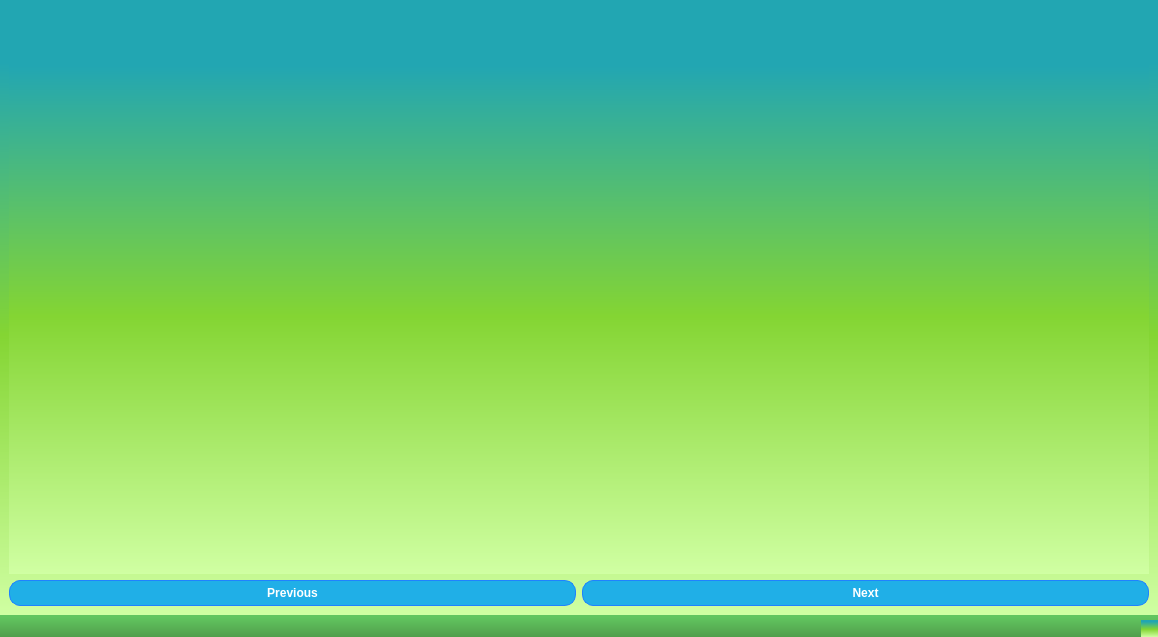
Qt form Integration_Ehealth/mainwindow.ui (khalil-ch/E-Health_2A1) before a commit.
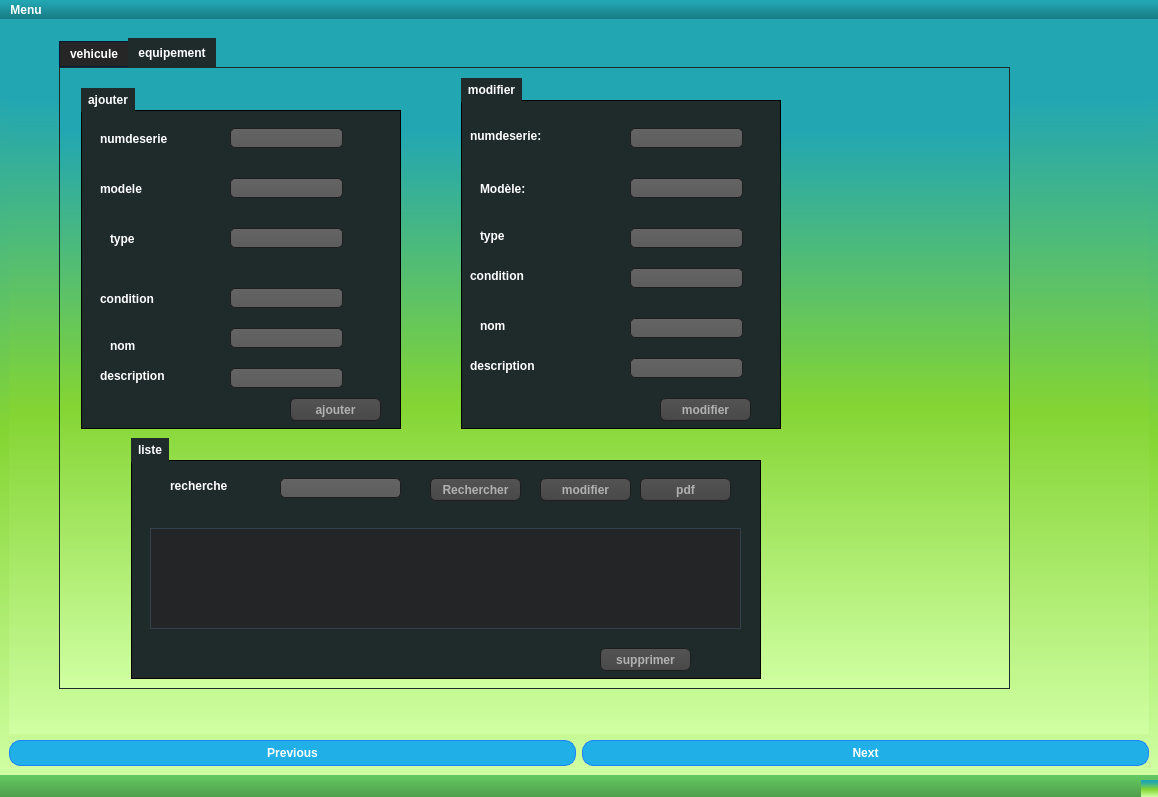
The same form after that commit. The open tabs and pages were chosen to show the change. Icons and pictures are not drawn.

```diff
--- a/Integration_Ehealth/mainwindow.ui
+++ b/Integration_Ehealth/mainwindow.ui
@@ -7,7 +7,7 @@
     <x>0</x>
     <y>0</y>
     <width>1158</width>
-    <height>637</height>
+    <height>797</height>
    </rect>
   </property>
   <property name="windowTitle">
@@ -7948,7 +7948,1304 @@
           </widget>
          </widget>
         </widget>
-        <widget class="QWidget" name="page_6"/>
+        <widget class="QWidget" name="page_6">
+         <widget class="QTabWidget" name="tabWidgetVeh">
+          <property name="geometry">
+           <rect>
+            <x>50</x>
+            <y>10</y>
+            <width>951</width>
+            <height>651</height>
+           </rect>
+          </property>
+          <property name="currentIndex">
+           <number>1</number>
+          </property>
+          <widget class="QWidget" name="tab_14">
+           <attribute name="title">
+            <string>vehicule</string>
+           </attribute>
+           <widget class="QGroupBox" name="groupBox_20">
+            <property name="geometry">
+             <rect>
+              <x>10</x>
+              <y>20</y>
+              <width>311</width>
+              <height>251</height>
+             </rect>
+            </property>
+            <property name="title">
+             <string>ajouter</string>
+            </property>
+            <widget class="QLabel" name="label_47">
+             <property name="geometry">
+              <rect>
+               <x>10</x>
+               <y>30</y>
+               <width>55</width>
+               <height>16</height>
+              </rect>
+             </property>
+             <property name="text">
+              <string>nom</string>
+             </property>
+            </widget>
+            <widget class="QLabel" name="label_49">
+             <property name="geometry">
+              <rect>
+               <x>10</x>
+               <y>60</y>
+               <width>55</width>
+               <height>16</height>
+              </rect>
+             </property>
+             <property name="text">
+              <string>modele</string>
+             </property>
+            </widget>
+            <widget class="QLabel" name="label_50">
+             <property name="geometry">
+              <rect>
+               <x>10</x>
+               <y>100</y>
+               <width>55</width>
+               <height>16</height>
+              </rect>
+             </property>
+             <property name="text">
+              <string>categorie</string>
+             </property>
+            </widget>
+            <widget class="QLabel" name="label_51">
+             <property name="geometry">
+              <rect>
+               <x>10</x>
+               <y>140</y>
+               <width>91</width>
+               <height>16</height>
+              </rect>
+             </property>
+             <property name="text">
+              <string>desinfectation</string>
+             </property>
+            </widget>
+            <widget class="QComboBox" name="categorie">
+             <property name="geometry">
+              <rect>
+               <x>180</x>
+               <y>100</y>
+               <width>51</width>
+               <height>22</height>
+              </rect>
+             </property>
+            </widget>
+            <widget class="QComboBox" name="desinfectation">
+             <property name="geometry">
+              <rect>
+               <x>160</x>
+               <y>140</y>
+               <width>121</width>
+               <height>22</height>
+              </rect>
+             </property>
+            </widget>
+            <widget class="QLineEdit" name="nom">
+             <property name="geometry">
+              <rect>
+               <x>150</x>
+               <y>30</y>
+               <width>121</width>
+               <height>20</height>
+              </rect>
+             </property>
+             <property name="styleSheet">
+              <string notr="true">QLineEdit
+{
+    background-color: QLinearGradient( x1: 0, y1: 0, x2: 0, y2: 1, stop: 0 #4d4d4d, stop: 0 #646464, stop: 1 #5d5d5d);
+    padding: 1px;
+    border-style: solid;
+    border: 1px solid #1e1e1e;
+color: rgb(255, 170, 0);
+    border-radius: 5;
+}
+</string>
+             </property>
+            </widget>
+            <widget class="QLineEdit" name="modeleveh">
+             <property name="geometry">
+              <rect>
+               <x>150</x>
+               <y>60</y>
+               <width>121</width>
+               <height>20</height>
+              </rect>
+             </property>
+             <property name="styleSheet">
+              <string notr="true">QLineEdit
+{
+    background-color: QLinearGradient( x1: 0, y1: 0, x2: 0, y2: 1, stop: 0 #4d4d4d, stop: 0 #646464, stop: 1 #5d5d5d);
+    padding: 1px;
+    border-style: solid;
+    border: 1px solid #1e1e1e;
+color: rgb(255, 170, 0);
+    border-radius: 5;
+}
+</string>
+             </property>
+            </widget>
+            <widget class="QLineEdit" name="DESC">
+             <property name="geometry">
+              <rect>
+               <x>160</x>
+               <y>190</y>
+               <width>121</width>
+               <height>20</height>
+              </rect>
+             </property>
+             <property name="styleSheet">
+              <string notr="true">QLineEdit
+{
+    background-color: QLinearGradient( x1: 0, y1: 0, x2: 0, y2: 1, stop: 0 #4d4d4d, stop: 0 #646464, stop: 1 #5d5d5d);
+    padding: 1px;
+    border-style: solid;
+    border: 1px solid #1e1e1e;
+color: rgb(255, 170, 0);
+    border-radius: 5;
+}
+</string>
+             </property>
+            </widget>
+            <widget class="QLabel" name="label_52">
+             <property name="geometry">
+              <rect>
+               <x>10</x>
+               <y>190</y>
+               <width>81</width>
+               <height>16</height>
+              </rect>
+             </property>
+             <property name="text">
+              <string>description</string>
+             </property>
+            </widget>
+            <widget class="QPushButton" name="Add_veh">
+             <property name="geometry">
+              <rect>
+               <x>180</x>
+               <y>220</y>
+               <width>71</width>
+               <height>23</height>
+              </rect>
+             </property>
+             <property name="styleSheet">
+              <string notr="true">QPushButton
+{
+    color: #b1b1b1;
+    background-color: QLinearGradient( x1: 0, y1: 0, x2: 0, y2: 1, stop: 0 #565656, stop: 0.1 #525252, stop: 0.5 #4e4e4e, stop: 0.9 #4a4a4a, stop: 1 #464646);
+    border-width: 1px;
+    border-color: #1e1e1e;
+    border-style: solid;
+    border-radius: 6;
+    padding: 3px;
+    font-size: 12px;
+    padding-left: 5px;
+    padding-right: 5px;
+}
+
+QPushButton:pressed
+{
+    background-color: QLinearGradient( x1: 0, y1: 0, x2: 0, y2: 1, stop: 0 #2d2d2d, stop: 0.1 #2b2b2b, stop: 0.5 #292929, stop: 0.9 #282828, stop: 1 #252525);
+}</string>
+             </property>
+             <property name="text">
+              <string>Ajouter</string>
+             </property>
+            </widget>
+           </widget>
+           <widget class="QGroupBox" name="groupBox_21">
+            <property name="geometry">
+             <rect>
+              <x>390</x>
+              <y>30</y>
+              <width>321</width>
+              <height>261</height>
+             </rect>
+            </property>
+            <property name="title">
+             <string>modifier</string>
+            </property>
+            <widget class="QComboBox" name="categorie_2">
+             <property name="geometry">
+              <rect>
+               <x>190</x>
+               <y>110</y>
+               <width>51</width>
+               <height>22</height>
+              </rect>
+             </property>
+            </widget>
+            <widget class="QLabel" name="label_53">
+             <property name="geometry">
+              <rect>
+               <x>30</x>
+               <y>180</y>
+               <width>111</width>
+               <height>21</height>
+              </rect>
+             </property>
+             <property name="text">
+              <string>Description:</string>
+             </property>
+            </widget>
+            <widget class="QComboBox" name="desinfectation_2">
+             <property name="geometry">
+              <rect>
+               <x>190</x>
+               <y>140</y>
+               <width>73</width>
+               <height>22</height>
+              </rect>
+             </property>
+            </widget>
+            <widget class="QLabel" name="label_54">
+             <property name="geometry">
+              <rect>
+               <x>30</x>
+               <y>140</y>
+               <width>91</width>
+               <height>16</height>
+              </rect>
+             </property>
+             <property name="text">
+              <string>desinfectation</string>
+             </property>
+            </widget>
+            <widget class="QLineEdit" name="nom_2">
+             <property name="geometry">
+              <rect>
+               <x>170</x>
+               <y>40</y>
+               <width>121</width>
+               <height>20</height>
+              </rect>
+             </property>
+             <property name="styleSheet">
+              <string notr="true">QLineEdit
+{
+    background-color: QLinearGradient( x1: 0, y1: 0, x2: 0, y2: 1, stop: 0 #4d4d4d, stop: 0 #646464, stop: 1 #5d5d5d);
+    padding: 1px;
+    border-style: solid;
+    border: 1px solid #1e1e1e;
+color: rgb(255, 170, 0);
+    border-radius: 5;
+}
+</string>
+             </property>
+            </widget>
+            <widget class="QLineEdit" name="modeleveh_2">
+             <property name="geometry">
+              <rect>
+               <x>170</x>
+               <y>80</y>
+               <width>121</width>
+               <height>20</height>
+              </rect>
+             </property>
+             <property name="styleSheet">
+              <string notr="true">QLineEdit
+{
+    background-color: QLinearGradient( x1: 0, y1: 0, x2: 0, y2: 1, stop: 0 #4d4d4d, stop: 0 #646464, stop: 1 #5d5d5d);
+    padding: 1px;
+    border-style: solid;
+    border: 1px solid #1e1e1e;
+color: rgb(255, 170, 0);
+    border-radius: 5;
+}
+</string>
+             </property>
+            </widget>
+            <widget class="QLineEdit" name="DESC_2">
+             <property name="geometry">
+              <rect>
+               <x>180</x>
+               <y>180</y>
+               <width>121</width>
+               <height>20</height>
+              </rect>
+             </property>
+             <property name="styleSheet">
+              <string notr="true">QLineEdit
+{
+    background-color: QLinearGradient( x1: 0, y1: 0, x2: 0, y2: 1, stop: 0 #4d4d4d, stop: 0 #646464, stop: 1 #5d5d5d);
+    padding: 1px;
+    border-style: solid;
+    border: 1px solid #1e1e1e;
+color: rgb(255, 170, 0);
+    border-radius: 5;
+}
+</string>
+             </property>
+            </widget>
+            <widget class="QLabel" name="label_55">
+             <property name="geometry">
+              <rect>
+               <x>30</x>
+               <y>110</y>
+               <width>81</width>
+               <height>16</height>
+              </rect>
+             </property>
+             <property name="text">
+              <string>categorie</string>
+             </property>
+            </widget>
+            <widget class="QLabel" name="label_56">
+             <property name="geometry">
+              <rect>
+               <x>30</x>
+               <y>80</y>
+               <width>55</width>
+               <height>16</height>
+              </rect>
+             </property>
+             <property name="text">
+              <string>modele</string>
+             </property>
+            </widget>
+            <widget class="QLabel" name="label_57">
+             <property name="geometry">
+              <rect>
+               <x>30</x>
+               <y>40</y>
+               <width>55</width>
+               <height>16</height>
+              </rect>
+             </property>
+             <property name="text">
+              <string>nom</string>
+             </property>
+            </widget>
+            <widget class="QPushButton" name="Add_veh_2">
+             <property name="geometry">
+              <rect>
+               <x>220</x>
+               <y>220</y>
+               <width>71</width>
+               <height>23</height>
+              </rect>
+             </property>
+             <property name="styleSheet">
+              <string notr="true">QPushButton
+{
+    color: #b1b1b1;
+    background-color: QLinearGradient( x1: 0, y1: 0, x2: 0, y2: 1, stop: 0 #565656, stop: 0.1 #525252, stop: 0.5 #4e4e4e, stop: 0.9 #4a4a4a, stop: 1 #464646);
+    border-width: 1px;
+    border-color: #1e1e1e;
+    border-style: solid;
+    border-radius: 6;
+    padding: 3px;
+    font-size: 12px;
+    padding-left: 5px;
+    padding-right: 5px;
+}
+
+QPushButton:pressed
+{
+    background-color: QLinearGradient( x1: 0, y1: 0, x2: 0, y2: 1, stop: 0 #2d2d2d, stop: 0.1 #2b2b2b, stop: 0.5 #292929, stop: 0.9 #282828, stop: 1 #252525);
+}</string>
+             </property>
+             <property name="text">
+              <string>Ajouter</string>
+             </property>
+            </widget>
+           </widget>
+           <widget class="QGroupBox" name="groupBox_22">
+            <property name="geometry">
+             <rect>
+              <x>30</x>
+              <y>300</y>
+              <width>851</width>
+              <height>311</height>
+             </rect>
+            </property>
+            <property name="title">
+             <string>liste</string>
+            </property>
+            <widget class="QTableView" name="AffichervehTab">
+             <property name="geometry">
+              <rect>
+               <x>10</x>
+               <y>80</y>
+               <width>821</width>
+               <height>181</height>
+              </rect>
+             </property>
+            </widget>
+            <widget class="QPushButton" name="vehsearch_3">
+             <property name="geometry">
+              <rect>
+               <x>220</x>
+               <y>30</y>
+               <width>91</width>
+               <height>23</height>
+              </rect>
+             </property>
+             <property name="styleSheet">
+              <string notr="true">QPushButton
+{
+    color: #b1b1b1;
+    background-color: QLinearGradient( x1: 0, y1: 0, x2: 0, y2: 1, stop: 0 #565656, stop: 0.1 #525252, stop: 0.5 #4e4e4e, stop: 0.9 #4a4a4a, stop: 1 #464646);
+    border-width: 1px;
+    border-color: #1e1e1e;
+    border-style: solid;
+    border-radius: 6;
+    padding: 3px;
+    font-size: 12px;
+    padding-left: 5px;
+    padding-right: 5px;
+}
+
+QPushButton:pressed
+{
+    background-color: QLinearGradient( x1: 0, y1: 0, x2: 0, y2: 1, stop: 0 #2d2d2d, stop: 0.1 #2b2b2b, stop: 0.5 #292929, stop: 0.9 #282828, stop: 1 #252525);
+}</string>
+             </property>
+             <property name="text">
+              <string>Rechercher</string>
+             </property>
+            </widget>
+            <widget class="QLineEdit" name="nomveh">
+             <property name="geometry">
+              <rect>
+               <x>70</x>
+               <y>30</y>
+               <width>121</width>
+               <height>20</height>
+              </rect>
+             </property>
+             <property name="styleSheet">
+              <string notr="true">QLineEdit
+{
+    background-color: QLinearGradient( x1: 0, y1: 0, x2: 0, y2: 1, stop: 0 #4d4d4d, stop: 0 #646464, stop: 1 #5d5d5d);
+    padding: 1px;
+    border-style: solid;
+    border: 1px solid #1e1e1e;
+color: rgb(255, 170, 0);
+    border-radius: 5;
+}
+</string>
+             </property>
+            </widget>
+            <widget class="QPushButton" name="Supprimervehicule">
+             <property name="geometry">
+              <rect>
+               <x>630</x>
+               <y>270</y>
+               <width>91</width>
+               <height>23</height>
+              </rect>
+             </property>
+             <property name="styleSheet">
+              <string notr="true">QPushButton
+{
+    color: #b1b1b1;
+    background-color: QLinearGradient( x1: 0, y1: 0, x2: 0, y2: 1, stop: 0 #565656, stop: 0.1 #525252, stop: 0.5 #4e4e4e, stop: 0.9 #4a4a4a, stop: 1 #464646);
+    border-width: 1px;
+    border-color: #1e1e1e;
+    border-style: solid;
+    border-radius: 6;
+    padding: 3px;
+    font-size: 12px;
+    padding-left: 5px;
+    padding-right: 5px;
+}
+
+QPushButton:pressed
+{
+    background-color: QLinearGradient( x1: 0, y1: 0, x2: 0, y2: 1, stop: 0 #2d2d2d, stop: 0.1 #2b2b2b, stop: 0.5 #292929, stop: 0.9 #282828, stop: 1 #252525);
+}</string>
+             </property>
+             <property name="text">
+              <string>supprmer</string>
+             </property>
+            </widget>
+            <widget class="QPushButton" name="export_3">
+             <property name="geometry">
+              <rect>
+               <x>570</x>
+               <y>30</y>
+               <width>91</width>
+               <height>23</height>
+              </rect>
+             </property>
+             <property name="styleSheet">
+              <string notr="true">QPushButton
+{
+    color: #b1b1b1;
+    background-color: QLinearGradient( x1: 0, y1: 0, x2: 0, y2: 1, stop: 0 #565656, stop: 0.1 #525252, stop: 0.5 #4e4e4e, stop: 0.9 #4a4a4a, stop: 1 #464646);
+    border-width: 1px;
+    border-color: #1e1e1e;
+    border-style: solid;
+    border-radius: 6;
+    padding: 3px;
+    font-size: 12px;
+    padding-left: 5px;
+    padding-right: 5px;
+}
+
+QPushButton:pressed
+{
+    background-color: QLinearGradient( x1: 0, y1: 0, x2: 0, y2: 1, stop: 0 #2d2d2d, stop: 0.1 #2b2b2b, stop: 0.5 #292929, stop: 0.9 #282828, stop: 1 #252525);
+}</string>
+             </property>
+             <property name="text">
+              <string>pdf</string>
+             </property>
+            </widget>
+            <widget class="QPushButton" name="vehSearch">
+             <property name="geometry">
+              <rect>
+               <x>730</x>
+               <y>30</y>
+               <width>71</width>
+               <height>23</height>
+              </rect>
+             </property>
+             <property name="styleSheet">
+              <string notr="true">QPushButton
+{
+    color: #b1b1b1;
+    background-color: QLinearGradient( x1: 0, y1: 0, x2: 0, y2: 1, stop: 0 #565656, stop: 0.1 #525252, stop: 0.5 #4e4e4e, stop: 0.9 #4a4a4a, stop: 1 #464646);
+    border-width: 1px;
+    border-color: #1e1e1e;
+    border-style: solid;
+    border-radius: 6;
+    padding: 3px;
+    font-size: 12px;
+    padding-left: 5px;
+    padding-right: 5px;
+}
+
+QPushButton:pressed
+{
+    background-color: QLinearGradient( x1: 0, y1: 0, x2: 0, y2: 1, stop: 0 #2d2d2d, stop: 0.1 #2b2b2b, stop: 0.5 #292929, stop: 0.9 #282828, stop: 1 #252525);
+}</string>
+             </property>
+             <property name="text">
+              <string>modifier</string>
+             </property>
+            </widget>
+           </widget>
+          </widget>
+          <widget class="QWidget" name="tab_16">
+           <attribute name="title">
+            <string>equipement</string>
+           </attribute>
+           <widget class="QGroupBox" name="groupBox_23">
+            <property name="geometry">
+             <rect>
+              <x>20</x>
+              <y>20</y>
+              <width>321</width>
+              <height>341</height>
+             </rect>
+            </property>
+            <property name="title">
+             <string>ajouter</string>
+            </property>
+            <widget class="QLabel" name="label_58">
+             <property name="geometry">
+              <rect>
+               <x>20</x>
+               <y>90</y>
+               <width>111</width>
+               <height>21</height>
+              </rect>
+             </property>
+             <property name="text">
+              <string>modele</string>
+             </property>
+            </widget>
+            <widget class="QLabel" name="label_59">
+             <property name="geometry">
+              <rect>
+               <x>20</x>
+               <y>40</y>
+               <width>111</width>
+               <height>21</height>
+              </rect>
+             </property>
+             <property name="text">
+              <string>numdeserie</string>
+             </property>
+            </widget>
+            <widget class="QLabel" name="label_60">
+             <property name="geometry">
+              <rect>
+               <x>30</x>
+               <y>140</y>
+               <width>111</width>
+               <height>21</height>
+              </rect>
+             </property>
+             <property name="text">
+              <string>type</string>
+             </property>
+            </widget>
+            <widget class="QLabel" name="label_61">
+             <property name="geometry">
+              <rect>
+               <x>20</x>
+               <y>200</y>
+               <width>111</width>
+               <height>21</height>
+              </rect>
+             </property>
+             <property name="text">
+              <string>condition</string>
+             </property>
+            </widget>
+            <widget class="QLineEdit" name="numdeserie">
+             <property name="geometry">
+              <rect>
+               <x>150</x>
+               <y>40</y>
+               <width>113</width>
+               <height>20</height>
+              </rect>
+             </property>
+             <property name="styleSheet">
+              <string notr="true">QLineEdit
+{
+    background-color: QLinearGradient( x1: 0, y1: 0, x2: 0, y2: 1, stop: 0 #4d4d4d, stop: 0 #646464, stop: 1 #5d5d5d);
+    padding: 1px;
+    border-style: solid;
+    border: 1px solid #1e1e1e;
+color: rgb(255, 170, 0);
+    border-radius: 5;
+}
+</string>
+             </property>
+            </widget>
+            <widget class="QLineEdit" name="MODELE">
+             <property name="geometry">
+              <rect>
+               <x>150</x>
+               <y>90</y>
+               <width>113</width>
+               <height>20</height>
+              </rect>
+             </property>
+             <property name="styleSheet">
+              <string notr="true">QLineEdit
+{
+    background-color: QLinearGradient( x1: 0, y1: 0, x2: 0, y2: 1, stop: 0 #4d4d4d, stop: 0 #646464, stop: 1 #5d5d5d);
+    padding: 1px;
+    border-style: solid;
+    border: 1px solid #1e1e1e;
+color: rgb(255, 170, 0);
+    border-radius: 5;
+}
+</string>
+             </property>
+            </widget>
+            <widget class="QLineEdit" name="type">
+             <property name="geometry">
+              <rect>
+               <x>150</x>
+               <y>140</y>
+               <width>113</width>
+               <height>20</height>
+              </rect>
+             </property>
+             <property name="styleSheet">
+              <string notr="true">QLineEdit
+{
+    background-color: QLinearGradient( x1: 0, y1: 0, x2: 0, y2: 1, stop: 0 #4d4d4d, stop: 0 #646464, stop: 1 #5d5d5d);
+    padding: 1px;
+    border-style: solid;
+    border: 1px solid #1e1e1e;
+color: rgb(255, 170, 0);
+    border-radius: 5;
+}
+</string>
+             </property>
+            </widget>
+            <widget class="QLineEdit" name="condition">
+             <property name="geometry">
+              <rect>
+               <x>150</x>
+               <y>200</y>
+               <width>113</width>
+               <height>20</height>
+              </rect>
+             </property>
+             <property name="styleSheet">
+              <string notr="true">QLineEdit
+{
+    background-color: QLinearGradient( x1: 0, y1: 0, x2: 0, y2: 1, stop: 0 #4d4d4d, stop: 0 #646464, stop: 1 #5d5d5d);
+    padding: 1px;
+    border-style: solid;
+    border: 1px solid #1e1e1e;
+color: rgb(255, 170, 0);
+    border-radius: 5;
+}
+</string>
+             </property>
+            </widget>
+            <widget class="QLineEdit" name="nomeqp">
+             <property name="geometry">
+              <rect>
+               <x>150</x>
+               <y>240</y>
+               <width>113</width>
+               <height>20</height>
+              </rect>
+             </property>
+             <property name="styleSheet">
+              <string notr="true">QLineEdit
+{
+    background-color: QLinearGradient( x1: 0, y1: 0, x2: 0, y2: 1, stop: 0 #4d4d4d, stop: 0 #646464, stop: 1 #5d5d5d);
+    padding: 1px;
+    border-style: solid;
+    border: 1px solid #1e1e1e;
+color: rgb(255, 170, 0);
+    border-radius: 5;
+}
+</string>
+             </property>
+            </widget>
+            <widget class="QLabel" name="label_62">
+             <property name="geometry">
+              <rect>
+               <x>20</x>
+               <y>280</y>
+               <width>81</width>
+               <height>16</height>
+              </rect>
+             </property>
+             <property name="text">
+              <string>description</string>
+             </property>
+            </widget>
+            <widget class="QLineEdit" name="descequipement">
+             <property name="geometry">
+              <rect>
+               <x>150</x>
+               <y>280</y>
+               <width>113</width>
+               <height>20</height>
+              </rect>
+             </property>
+             <property name="styleSheet">
+              <string notr="true">QLineEdit
+{
+    background-color: QLinearGradient( x1: 0, y1: 0, x2: 0, y2: 1, stop: 0 #4d4d4d, stop: 0 #646464, stop: 1 #5d5d5d);
+    padding: 1px;
+    border-style: solid;
+    border: 1px solid #1e1e1e;
+color: rgb(255, 170, 0);
+    border-radius: 5;
+}
+</string>
+             </property>
+            </widget>
+            <widget class="QLabel" name="label_63">
+             <property name="geometry">
+              <rect>
+               <x>30</x>
+               <y>250</y>
+               <width>55</width>
+               <height>16</height>
+              </rect>
+             </property>
+             <property name="text">
+              <string>nom</string>
+             </property>
+            </widget>
+            <widget class="QPushButton" name="Addeqp">
+             <property name="geometry">
+              <rect>
+               <x>210</x>
+               <y>310</y>
+               <width>91</width>
+               <height>23</height>
+              </rect>
+             </property>
+             <property name="styleSheet">
+              <string notr="true">QPushButton
+{
+    color: #b1b1b1;
+    background-color: QLinearGradient( x1: 0, y1: 0, x2: 0, y2: 1, stop: 0 #565656, stop: 0.1 #525252, stop: 0.5 #4e4e4e, stop: 0.9 #4a4a4a, stop: 1 #464646);
+    border-width: 1px;
+    border-color: #1e1e1e;
+    border-style: solid;
+    border-radius: 6;
+    padding: 3px;
+    font-size: 12px;
+    padding-left: 5px;
+    padding-right: 5px;
+}
+
+QPushButton:pressed
+{
+    background-color: QLinearGradient( x1: 0, y1: 0, x2: 0, y2: 1, stop: 0 #2d2d2d, stop: 0.1 #2b2b2b, stop: 0.5 #292929, stop: 0.9 #282828, stop: 1 #252525);
+}</string>
+             </property>
+             <property name="text">
+              <string>ajouter</string>
+             </property>
+            </widget>
+           </widget>
+           <widget class="QGroupBox" name="groupBox_24">
+            <property name="geometry">
+             <rect>
+              <x>400</x>
+              <y>10</y>
+              <width>321</width>
+              <height>351</height>
+             </rect>
+            </property>
+            <property name="title">
+             <string>modifier</string>
+            </property>
+            <widget class="QLabel" name="label_64">
+             <property name="geometry">
+              <rect>
+               <x>10</x>
+               <y>50</y>
+               <width>91</width>
+               <height>16</height>
+              </rect>
+             </property>
+             <property name="text">
+              <string>numdeserie:</string>
+             </property>
+            </widget>
+            <widget class="QLabel" name="label_65">
+             <property name="geometry">
+              <rect>
+               <x>20</x>
+               <y>150</y>
+               <width>55</width>
+               <height>16</height>
+              </rect>
+             </property>
+             <property name="text">
+              <string>type</string>
+             </property>
+            </widget>
+            <widget class="QLabel" name="label_66">
+             <property name="geometry">
+              <rect>
+               <x>10</x>
+               <y>190</y>
+               <width>55</width>
+               <height>16</height>
+              </rect>
+             </property>
+             <property name="text">
+              <string>condition</string>
+             </property>
+            </widget>
+            <widget class="QLabel" name="label_67">
+             <property name="geometry">
+              <rect>
+               <x>20</x>
+               <y>240</y>
+               <width>55</width>
+               <height>16</height>
+              </rect>
+             </property>
+             <property name="text">
+              <string>nom</string>
+             </property>
+            </widget>
+            <widget class="QLabel" name="label_68">
+             <property name="geometry">
+              <rect>
+               <x>20</x>
+               <y>100</y>
+               <width>111</width>
+               <height>21</height>
+              </rect>
+             </property>
+             <property name="text">
+              <string>Modèle:</string>
+             </property>
+            </widget>
+            <widget class="QLineEdit" name="numdeserie_2">
+             <property name="geometry">
+              <rect>
+               <x>170</x>
+               <y>50</y>
+               <width>113</width>
+               <height>20</height>
+              </rect>
+             </property>
+             <property name="styleSheet">
+              <string notr="true">QLineEdit
+{
+    background-color: QLinearGradient( x1: 0, y1: 0, x2: 0, y2: 1, stop: 0 #4d4d4d, stop: 0 #646464, stop: 1 #5d5d5d);
+    padding: 1px;
+    border-style: solid;
+    border: 1px solid #1e1e1e;
+color: rgb(255, 170, 0);
+    border-radius: 5;
+}
+</string>
+             </property>
+            </widget>
+            <widget class="QLineEdit" name="MODELE_2">
+             <property name="geometry">
+              <rect>
+               <x>170</x>
+               <y>100</y>
+               <width>113</width>
+               <height>20</height>
+              </rect>
+             </property>
+             <property name="styleSheet">
+              <string notr="true">QLineEdit
+{
+    background-color: QLinearGradient( x1: 0, y1: 0, x2: 0, y2: 1, stop: 0 #4d4d4d, stop: 0 #646464, stop: 1 #5d5d5d);
+    padding: 1px;
+    border-style: solid;
+    border: 1px solid #1e1e1e;
+color: rgb(255, 170, 0);
+    border-radius: 5;
+}
+</string>
+             </property>
+            </widget>
+            <widget class="QLineEdit" name="type_2">
+             <property name="geometry">
+              <rect>
+               <x>170</x>
+               <y>150</y>
+               <width>113</width>
+               <height>20</height>
+              </rect>
+             </property>
+             <property name="styleSheet">
+              <string notr="true">QLineEdit
+{
+    background-color: QLinearGradient( x1: 0, y1: 0, x2: 0, y2: 1, stop: 0 #4d4d4d, stop: 0 #646464, stop: 1 #5d5d5d);
+    padding: 1px;
+    border-style: solid;
+    border: 1px solid #1e1e1e;
+color: rgb(255, 170, 0);
+    border-radius: 5;
+}
+</string>
+             </property>
+            </widget>
+            <widget class="QLineEdit" name="condition_2">
+             <property name="geometry">
+              <rect>
+               <x>170</x>
+               <y>190</y>
+               <width>113</width>
+               <height>20</height>
+              </rect>
+             </property>
+             <property name="styleSheet">
+              <string notr="true">QLineEdit
+{
+    background-color: QLinearGradient( x1: 0, y1: 0, x2: 0, y2: 1, stop: 0 #4d4d4d, stop: 0 #646464, stop: 1 #5d5d5d);
+    padding: 1px;
+    border-style: solid;
+    border: 1px solid #1e1e1e;
+color: rgb(255, 170, 0);
+    border-radius: 5;
+}
+</string>
+             </property>
+            </widget>
+            <widget class="QLineEdit" name="nomeqp_2">
+             <property name="geometry">
+              <rect>
+               <x>170</x>
+               <y>240</y>
+               <width>113</width>
+               <height>20</height>
+              </rect>
+             </property>
+             <property name="styleSheet">
+              <string notr="true">QLineEdit
+{
+    background-color: QLinearGradient( x1: 0, y1: 0, x2: 0, y2: 1, stop: 0 #4d4d4d, stop: 0 #646464, stop: 1 #5d5d5d);
+    padding: 1px;
+    border-style: solid;
+    border: 1px solid #1e1e1e;
+color: rgb(255, 170, 0);
+    border-radius: 5;
+}
+</string>
+             </property>
+            </widget>
+            <widget class="QLineEdit" name="descequipement_2">
+             <property name="geometry">
+              <rect>
+               <x>170</x>
+               <y>280</y>
+               <width>113</width>
+               <height>20</height>
+              </rect>
+             </property>
+             <property name="styleSheet">
+              <string notr="true">QLineEdit
+{
+    background-color: QLinearGradient( x1: 0, y1: 0, x2: 0, y2: 1, stop: 0 #4d4d4d, stop: 0 #646464, stop: 1 #5d5d5d);
+    padding: 1px;
+    border-style: solid;
+    border: 1px solid #1e1e1e;
+color: rgb(255, 170, 0);
+    border-radius: 5;
+}
+</string>
+             </property>
+            </widget>
+            <widget class="QLabel" name="label_69">
+             <property name="geometry">
+              <rect>
+               <x>10</x>
+               <y>280</y>
+               <width>71</width>
+               <height>16</height>
+              </rect>
+             </property>
+             <property name="text">
+              <string>description</string>
+             </property>
+            </widget>
+            <widget class="QPushButton" name="Addeqp_2">
+             <property name="geometry">
+              <rect>
+               <x>200</x>
+               <y>320</y>
+               <width>91</width>
+               <height>23</height>
+              </rect>
+             </property>
+             <property name="styleSheet">
+              <string notr="true">QPushButton
+{
+    color: #b1b1b1;
+    background-color: QLinearGradient( x1: 0, y1: 0, x2: 0, y2: 1, stop: 0 #565656, stop: 0.1 #525252, stop: 0.5 #4e4e4e, stop: 0.9 #4a4a4a, stop: 1 #464646);
+    border-width: 1px;
+    border-color: #1e1e1e;
+    border-style: solid;
+    border-radius: 6;
+    padding: 3px;
+    font-size: 12px;
+    padding-left: 5px;
+    padding-right: 5px;
+}
+
+QPushButton:pressed
+{
+    background-color: QLinearGradient( x1: 0, y1: 0, x2: 0, y2: 1, stop: 0 #2d2d2d, stop: 0.1 #2b2b2b, stop: 0.5 #292929, stop: 0.9 #282828, stop: 1 #252525);
+}</string>
+             </property>
+             <property name="text">
+              <string>modifier</string>
+             </property>
+            </widget>
+           </widget>
+           <widget class="QGroupBox" name="groupBox_25">
+            <property name="geometry">
+             <rect>
+              <x>70</x>
+              <y>370</y>
+              <width>631</width>
+              <height>241</height>
+             </rect>
+            </property>
+            <property name="title">
+             <string>liste</string>
+            </property>
+            <widget class="QTableView" name="AfficherTabeqp">
+             <property name="geometry">
+              <rect>
+               <x>20</x>
+               <y>90</y>
+               <width>591</width>
+               <height>101</height>
+              </rect>
+             </property>
+            </widget>
+            <widget class="QPushButton" name="Searcheqp_3">
+             <property name="geometry">
+              <rect>
+               <x>300</x>
+               <y>40</y>
+               <width>91</width>
+               <height>23</height>
+              </rect>
+             </property>
+             <property name="styleSheet">
+              <string notr="true">QPushButton
+{
+    color: #b1b1b1;
+    background-color: QLinearGradient( x1: 0, y1: 0, x2: 0, y2: 1, stop: 0 #565656, stop: 0.1 #525252, stop: 0.5 #4e4e4e, stop: 0.9 #4a4a4a, stop: 1 #464646);
+    border-width: 1px;
+    border-color: #1e1e1e;
+    border-style: solid;
+    border-radius: 6;
+    padding: 3px;
+    font-size: 12px;
+    padding-left: 5px;
+    padding-right: 5px;
+}
+
+QPushButton:pressed
+{
+    background-color: QLinearGradient( x1: 0, y1: 0, x2: 0, y2: 1, stop: 0 #2d2d2d, stop: 0.1 #2b2b2b, stop: 0.5 #292929, stop: 0.9 #282828, stop: 1 #252525);
+}</string>
+             </property>
+             <property name="text">
+              <string>Rechercher</string>
+             </property>
+            </widget>
+            <widget class="QPushButton" name="DELCAR">
+             <property name="geometry">
+              <rect>
+               <x>470</x>
+               <y>210</y>
+               <width>91</width>
+               <height>23</height>
+              </rect>
+             </property>
+             <property name="styleSheet">
+              <string notr="true">QPushButton
+{
+    color: #b1b1b1;
+    background-color: QLinearGradient( x1: 0, y1: 0, x2: 0, y2: 1, stop: 0 #565656, stop: 0.1 #525252, stop: 0.5 #4e4e4e, stop: 0.9 #4a4a4a, stop: 1 #464646);
+    border-width: 1px;
+    border-color: #1e1e1e;
+    border-style: solid;
+    border-radius: 6;
+    padding: 3px;
+    font-size: 12px;
+    padding-left: 5px;
+    padding-right: 5px;
+}
+
+QPushButton:pressed
+{
+    background-color: QLinearGradient( x1: 0, y1: 0, x2: 0, y2: 1, stop: 0 #2d2d2d, stop: 0.1 #2b2b2b, stop: 0.5 #292929, stop: 0.9 #282828, stop: 1 #252525);
+}</string>
+             </property>
+             <property name="text">
+              <string>supprimer</string>
+             </property>
+            </widget>
+            <widget class="QLineEdit" name="Searcheqpnum">
+             <property name="geometry">
+              <rect>
+               <x>150</x>
+               <y>40</y>
+               <width>121</width>
+               <height>20</height>
+              </rect>
+             </property>
+             <property name="styleSheet">
+              <string notr="true">QLineEdit
+{
+    background-color: QLinearGradient( x1: 0, y1: 0, x2: 0, y2: 1, stop: 0 #4d4d4d, stop: 0 #646464, stop: 1 #5d5d5d);
+    padding: 1px;
+    border-style: solid;
+    border: 1px solid #1e1e1e;
+color: rgb(255, 170, 0);
+    border-radius: 5;
+}
+</string>
+             </property>
+            </widget>
+            <widget class="QLabel" name="label_70">
+             <property name="geometry">
+              <rect>
+               <x>40</x>
+               <y>40</y>
+               <width>71</width>
+               <height>16</height>
+              </rect>
+             </property>
+             <property name="text">
+              <string>recherche</string>
+             </property>
+            </widget>
+            <widget class="QPushButton" name="export_4">
+             <property name="geometry">
+              <rect>
+               <x>510</x>
+               <y>40</y>
+               <width>91</width>
+               <height>23</height>
+              </rect>
+             </property>
+             <property name="styleSheet">
+              <string notr="true">QPushButton
+{
+    color: #b1b1b1;
+    background-color: QLinearGradient( x1: 0, y1: 0, x2: 0, y2: 1, stop: 0 #565656, stop: 0.1 #525252, stop: 0.5 #4e4e4e, stop: 0.9 #4a4a4a, stop: 1 #464646);
+    border-width: 1px;
+    border-color: #1e1e1e;
+    border-style: solid;
+    border-radius: 6;
+    padding: 3px;
+    font-size: 12px;
+    padding-left: 5px;
+    padding-right: 5px;
+}
+
+QPushButton:pressed
+{
+    background-color: QLinearGradient( x1: 0, y1: 0, x2: 0, y2: 1, stop: 0 #2d2d2d, stop: 0.1 #2b2b2b, stop: 0.5 #292929, stop: 0.9 #282828, stop: 1 #252525);
+}</string>
+             </property>
+             <property name="text">
+              <string>pdf</string>
+             </property>
+            </widget>
+            <widget class="QPushButton" name="Searcheqp_2">
+             <property name="geometry">
+              <rect>
+               <x>410</x>
+               <y>40</y>
+               <width>91</width>
+               <height>23</height>
+              </rect>
+             </property>
+             <property name="styleSheet">
+              <string notr="true">QPushButton
+{
+    color: #b1b1b1;
+    background-color: QLinearGradient( x1: 0, y1: 0, x2: 0, y2: 1, stop: 0 #565656, stop: 0.1 #525252, stop: 0.5 #4e4e4e, stop: 0.9 #4a4a4a, stop: 1 #464646);
+    border-width: 1px;
+    border-color: #1e1e1e;
+    border-style: solid;
+    border-radius: 6;
+    padding: 3px;
+    font-size: 12px;
+    padding-left: 5px;
+    padding-right: 5px;
+}
+
+QPushButton:pressed
+{
+    background-color: QLinearGradient( x1: 0, y1: 0, x2: 0, y2: 1, stop: 0 #2d2d2d, stop: 0.1 #2b2b2b, stop: 0.5 #292929, stop: 0.9 #282828, stop: 1 #252525);
+}</string>
+             </property>
+             <property name="text">
+              <string>modifier</string>
+             </property>
+            </widget>
+           </widget>
+          </widget>
+         </widget>
+        </widget>
         <widget class="QWidget" name="page_7">
          <widget class="QLabel" name="label_46">
           <property name="geometry">
@@ -8049,6 +9346,15 @@
      <height>25</height>
     </rect>
    </property>
+   <widget class="QMenu" name="menuMenu">
+    <property name="title">
+     <string>Menu</string>
+    </property>
+    <addaction name="actionChange_Theme"/>
+    <addaction name="actionSound_Settings"/>
+    <addaction name="actionExit"/>
+   </widget>
+   <addaction name="menuMenu"/>
   </widget>
   <widget class="QStatusBar" name="statusbar"/>
  </widget>
```
Left out of the diff: 23 changed lines with no effect on the pictures.
